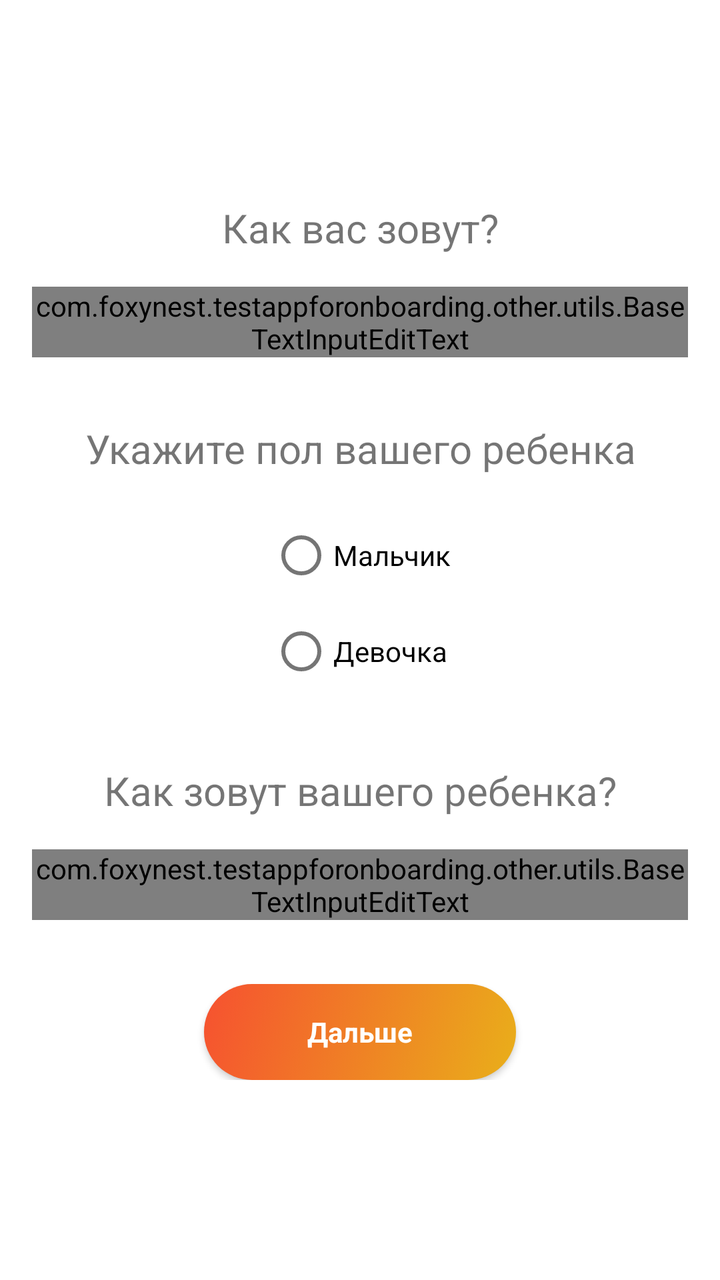
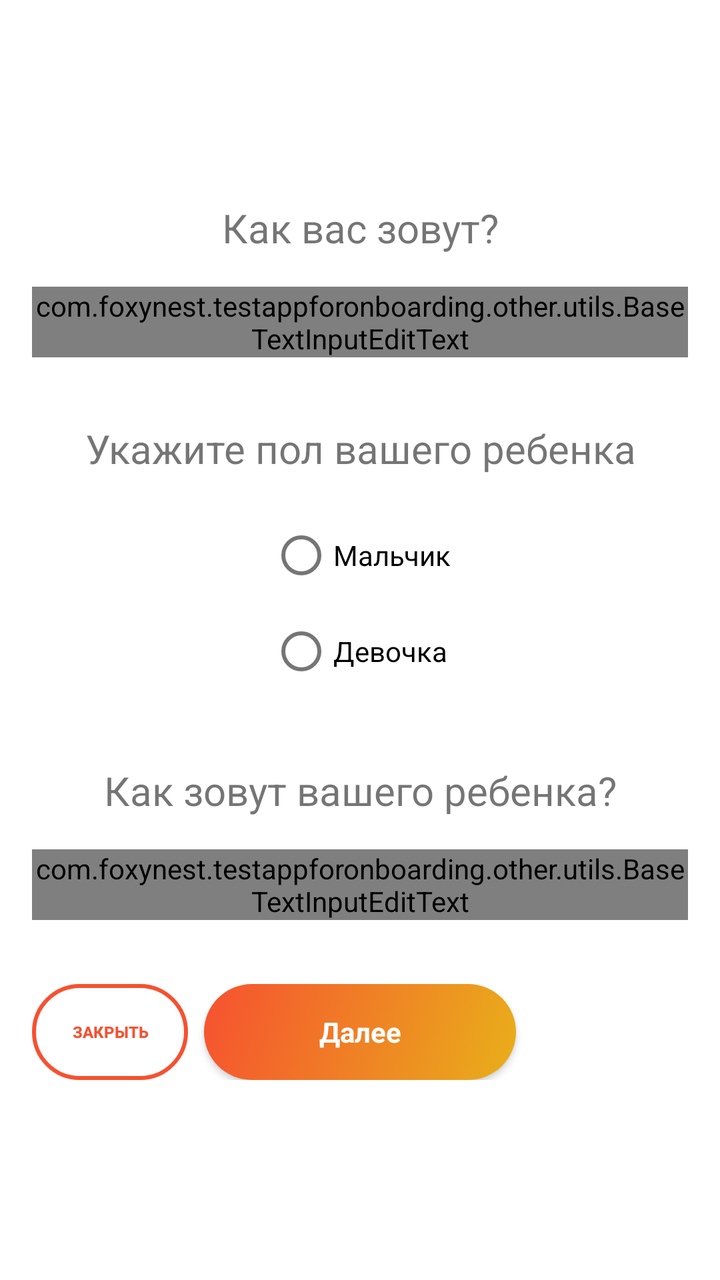

Before-and-after screenshots of an Android layout around one commit, followed by the original layout XML and the change that was made.
<!-- AndroidManifest.xml: application theme Theme.TestAppForOnboarding -->
<!-- res/layout/fragment_question1.xml -->
<?xml version="1.0" encoding="utf-8"?>
<ScrollView xmlns:android="http://schemas.android.com/apk/res/android"
    xmlns:app="http://schemas.android.com/apk/res-auto"
    xmlns:tools="http://schemas.android.com/tools"
    android:layout_width="match_parent"
    android:layout_height="match_parent"
    android:fillViewport="true">

    <androidx.constraintlayout.widget.ConstraintLayout
        android:layout_width="match_parent"
        android:layout_height="wrap_content"
        android:clickable="true"
        android:focusable="true"
        android:focusableInTouchMode="true"
        tools:context=".presentation.profile.ProfileFragment">

        <androidx.constraintlayout.widget.Guideline
            android:id="@+id/guideline_left"
            android:layout_width="wrap_content"
            android:layout_height="wrap_content"
            android:orientation="vertical"
            app:layout_constraintGuide_begin="@dimen/space_beforeOrAfterElement" />

        <androidx.constraintlayout.widget.Guideline
            android:id="@+id/guideline_right"
            android:layout_width="wrap_content"
            android:layout_height="wrap_content"
            android:orientation="vertical"
            app:layout_constraintGuide_end="@dimen/space_beforeOrAfterElement" />

        <TextView
            android:id="@+id/text_question_user_name"
            android:layout_width="0dp"
            android:layout_height="wrap_content"
            android:layout_marginTop="@dimen/space_32"
            android:layout_marginBottom="@dimen/space_beforeOrAfterElement"
            android:text="@string/text_user_name_question"
            android:textAlignment="center"
            android:textSize="20sp"
            app:layout_constraintBottom_toTopOf="@+id/text_field_user_name_answer"
            app:layout_constraintEnd_toEndOf="@+id/guideline_right"
            app:layout_constraintStart_toStartOf="@+id/guideline_left"
            app:layout_constraintTop_toTopOf="parent"
            app:layout_constraintVertical_chainStyle="packed" />

        <com.google.android.material.textfield.TextInputLayout
            android:id="@+id/text_field_user_name_answer"
            android:layout_width="0dp"
            android:layout_height="wrap_content"
            android:layout_marginBottom="@dimen/space_32"
            android:hint="@string/text_name_hint"
            app:layout_constraintBottom_toTopOf="@+id/text_gender_question"
            app:layout_constraintEnd_toEndOf="@+id/guideline_right"
            app:layout_constraintStart_toStartOf="@+id/guideline_left"
            app:layout_constraintTop_toBottomOf="@+id/text_question_user_name">

            <com.foxynest.testappforonboarding.other.utils.BaseTextInputEditText
                android:id="@+id/edit_text_field_user_name_answer"
                android:layout_width="match_parent"
                android:layout_height="wrap_content"
                android:digits="qwertyuiopasdfghjklzxcvbnmQWERTYUIOPASDFGHJKLZXCVBNMЁёйцукенгшщзхъфывапролджэячсмитьбюЙЦУКЕНГШЩЗХЪФЫВАПРОЛДЖЭЯЧСМИТЬБЮ"
                android:imeOptions="actionNext"
                android:inputType="textPersonName"
                android:maxLines="1"
                android:singleLine="true" />

        </com.google.android.material.textfield.TextInputLayout>

        

        <TextView
            android:id="@+id/text_gender_question"
            android:layout_width="match_parent"
            android:layout_height="wrap_content"
            android:layout_marginBottom="@dimen/space_beforeOrAfterElement"
            android:text="@string/text_gender_question"
            android:textAlignment="center"
            android:textSize="20sp"
            app:layout_constraintBottom_toTopOf="@+id/radio_group_question1"
            app:layout_constraintEnd_toEndOf="@+id/guideline_right"
            app:layout_constraintStart_toStartOf="@+id/guideline_left"
            app:layout_constraintTop_toBottomOf="@+id/text_field_user_name_answer" />

        <RadioGroup
            android:id="@+id/radio_group_question1"
            android:layout_width="wrap_content"
            android:layout_height="wrap_content"
            android:layout_marginBottom="@dimen/space_32"
            android:orientation="vertical"
            app:layout_constraintBottom_toTopOf="@+id/text_question_is_it_a_boy"
            app:layout_constraintEnd_toEndOf="@+id/guideline_right"
            app:layout_constraintStart_toStartOf="@+id/guideline_left"
            app:layout_constraintTop_toBottomOf="@+id/text_gender_question">

            <RadioButton
                android:id="@+id/gender_answer_boy"
                android:layout_width="wrap_content"
                android:layout_height="wrap_content"
                android:text="@string/text_boy" />

            <RadioButton
                android:id="@+id/gender_answer_girl"
                android:layout_width="wrap_content"
                android:layout_height="wrap_content"
                android:text="@string/text_girl" />
        </RadioGroup>

        <TextView
            android:id="@+id/text_question_is_it_a_boy"
            android:layout_width="0dp"
            android:layout_height="wrap_content"
            android:layout_marginBottom="@dimen/space_beforeOrAfterElement"
            android:text="@string/text_child_name_question"
            android:textAlignment="center"
            android:textSize="20sp"
            app:layout_constraintBottom_toTopOf="@+id/text_field_child_name_answer"
            app:layout_constraintEnd_toEndOf="@+id/guideline_right"
            app:layout_constraintStart_toStartOf="@+id/guideline_left"
            app:layout_constraintTop_toBottomOf="@+id/radio_group_question1" />

        <com.google.android.material.textfield.TextInputLayout
            android:id="@+id/text_field_child_name_answer"
            android:layout_width="0dp"
            android:layout_height="wrap_content"
            android:layout_marginBottom="@dimen/space_32"
            android:hint="@string/text_name_hint"
            app:layout_constraintBottom_toTopOf="@+id/buttons_linear_layout"
            app:layout_constraintEnd_toEndOf="@+id/guideline_right"
            app:layout_constraintStart_toStartOf="@+id/guideline_left"
            app:layout_constraintTop_toBottomOf="@+id/text_question_is_it_a_boy">

            
            
            
            
            
            
            

            <com.foxynest.testappforonboarding.other.utils.BaseTextInputEditText
                android:id="@+id/edit_text_field_child_name_answer"
                android:layout_width="match_parent"
                android:layout_height="wrap_content"
                android:digits="qwertyuiopasdfghjklzxcvbnmQWERTYUIOPASDFGHJKLZXCVBNMЁёйцукенгшщзхъфывапролджэячсмитьбюЙЦУКЕНГШЩЗХЪФЫВАПРОЛДЖЭЯЧСМИТЬБЮ"
                android:imeOptions="actionDone"
                android:inputType="textPersonName"
                android:maxLines="1"
                android:singleLine="true" />

        </com.google.android.material.textfield.TextInputLayout>

        

        <LinearLayout
            android:id="@+id/buttons_linear_layout"
            android:layout_width="0dp"
            android:layout_height="wrap_content"
            android:layout_marginBottom="@dimen/space_32"
            android:gravity="center_vertical"
            android:orientation="horizontal"
            android:weightSum="4"
            app:layout_constraintBottom_toBottomOf="parent"
            app:layout_constraintLeft_toLeftOf="@+id/guideline_left"
            app:layout_constraintRight_toRightOf="@+id/guideline_right"
            app:layout_constraintTop_toBottomOf="@+id/text_field_child_name_answer">

            <androidx.appcompat.widget.AppCompatImageView
                android:id="@+id/button_back"
                android:layout_width="0dp"
                android:layout_height="wrap_content"
                android:layout_marginEnd="@dimen/space_small"
                android:layout_weight="1"
                android:gravity="center_vertical"
                android:paddingStart="@dimen/space_32"
                android:paddingEnd="@dimen/space_32"
                app:backgroundTint="@null" />

            <androidx.appcompat.widget.AppCompatButton
                android:id="@+id/button_next"
                style="@style/Widget.AppCompat.ActionButton"
                android:layout_width="0dp"
                android:layout_height="wrap_content"
                android:layout_marginEnd="@dimen/space_small"
                android:layout_weight="2"
                android:background="@drawable/button_rounded_corners"
                android:paddingStart="@dimen/space_32"
                android:paddingEnd="@dimen/space_32"
                android:text="@string/button_next"
                android:textColor="@color/white"
                android:textSize="@dimen/button_text"
                android:textStyle="bold"
                app:backgroundTint="@null" />

            <androidx.appcompat.widget.AppCompatButton
                android:id="@+id/button_no"
                style="@style/Widget.AppCompat.ActionButton"
                android:layout_width="0dp"
                android:layout_height="wrap_content"
                android:layout_weight="1"
                android:paddingStart="@dimen/space_32"
                android:paddingEnd="@dimen/space_32"
                app:backgroundTint="@null" />

        </LinearLayout>

    </androidx.constraintlayout.widget.ConstraintLayout>

</ScrollView>
<!-- resources referenced by this layout -->
<resources>
  <color name="white">#FFFFFFFF</color>
  <dimen name="button_text">14sp</dimen>
  <dimen name="space_32">32dp</dimen>
  <dimen name="space_beforeOrAfterElement">16dp</dimen>
  <dimen name="space_small">8dp</dimen>
  <!-- drawable button_rounded_corners (drawable) -->
  <?xml version="1.0" encoding="utf-8"?>
  <selector
      xmlns:android="http://schemas.android.com/apk/res/android">
      <item android:state_enabled="false">
          <shape>
              <corners android:radius="24dp" />
              <gradient
                  android:angle="315"
                  android:endColor="#E9AF1A"
                  android:startColor="#F65130" />
          </shape>
      </item>
  
      
      <item android:state_pressed="true">
          <shape>
              <corners android:radius="24dp" />
              <gradient
                  android:angle="315"
                  android:endColor="#CCE9AF1A"
                  android:startColor="#CCF65130" />
          </shape>
      </item>
  
      
      <item android:state_enabled="true">
          <shape>
              <corners android:radius="24dp" />
              <gradient
                  android:angle="315"
                  android:endColor="#E9AF1A"
                  android:startColor="#F65130" />
          </shape>
      </item>
  
  </selector>
  <string name="button_next">Дальше</string>
  <string name="text_boy">Мальчик</string>
  <string name="text_child_name_question">Как зовут вашего ребенка?</string>
  <string name="text_gender_question">Укажите пол вашего ребенка</string>
  <string name="text_girl">Девочка</string>
  <string name="text_name_hint">Введите имя</string>
  <string name="text_user_name_question">Как вас зовут?</string>
  <style name="Theme.TestAppForOnboarding" parent="Theme.MaterialComponents.DayNight.DarkActionBar">
          
          <item name="colorPrimary">@color/purple_500</item>
          <item name="colorPrimaryVariant">@color/purple_700</item>
          <item name="colorOnPrimary">@color/white</item>
          
          <item name="colorSecondary">@color/teal_200</item>
          <item name="colorSecondaryVariant">@color/teal_700</item>
          <item name="colorOnSecondary">@color/black</item>
          
          <item name="android:statusBarColor">?attr/colorPrimaryVariant</item>
          
      </style>
  <color name="purple_500">#FF6200EE</color>
  <color name="purple_700">#FF3700B3</color>
  <color name="teal_200">#FF03DAC5</color>
  <color name="teal_700">#FF018786</color>
  <color name="black">#FF000000</color>
</resources>

<!-- the commit's change to res/layout/fragment_question1.xml (unified diff, before → after) -->
@@ -164,15 +164,19 @@
             app:layout_constraintRight_toRightOf="@+id/guideline_right"
             app:layout_constraintTop_toBottomOf="@+id/text_field_child_name_answer">
 
-            <androidx.appcompat.widget.AppCompatImageView
-                android:id="@+id/button_back"
+            <androidx.appcompat.widget.AppCompatButton
+                android:id="@+id/button_cancel"
+                style="@style/Widget.AppCompat.Button.Borderless"
                 android:layout_width="0dp"
                 android:layout_height="wrap_content"
                 android:layout_marginEnd="@dimen/space_small"
                 android:layout_weight="1"
-                android:gravity="center_vertical"
-                android:paddingStart="@dimen/space_32"
-                android:paddingEnd="@dimen/space_32"
+                android:background="@drawable/button_cancel_background"
+                android:gravity="center"
+                android:text="@string/button_cancel"
+                android:textColor="@color/orange_gradient_start"
+                android:textSize="@dimen/button_small_text"
+                android:textStyle="bold"
                 app:backgroundTint="@null" />
 
             <androidx.appcompat.widget.AppCompatButton
<!-- resource entries referenced after the edit -->
@@ -1,10 +1,48 @@
 <!-- resources referenced by this layout -->
 <resources>
+  <color name="orange_gradient_start">#F65130</color>
   <color name="white">#FFFFFFFF</color>
+  <dimen name="button_small_text">8sp</dimen>
   <dimen name="button_text">14sp</dimen>
   <dimen name="space_32">32dp</dimen>
   <dimen name="space_beforeOrAfterElement">16dp</dimen>
   <dimen name="space_small">8dp</dimen>
+  <!-- drawable button_cancel_background (drawable) -->
+  <?xml version="1.0" encoding="utf-8"?>
+  <selector xmlns:android="http://schemas.android.com/apk/res/android">
+      
+      <item android:state_enabled="false">
+          <shape>
+              <corners android:radius="24dp" />
+              <stroke
+                  android:width="2dp"
+                  android:color="#CCE9AF1A" />
+              <solid android:color="@android:color/transparent" />
+          </shape>
+      </item>
+  
+      
+      <item android:state_pressed="true">
+          <shape>
+              <corners android:radius="24dp" />
+              <stroke
+                  android:width="2dp"
+                  android:color="#80F65130" />
+              <solid android:color="#10F65130" />
+          </shape>
+      </item>
+  
+      
+      <item>
+          <shape>
+              <corners android:radius="24dp" />
+              <stroke
+                  android:width="2dp"
+                  android:color="@color/orange_gradient_start" />
+              <solid android:color="@android:color/transparent" />
+          </shape>
+      </item>
+  </selector>
   <!-- drawable button_rounded_corners (drawable) -->
   <?xml version="1.0" encoding="utf-8"?>
   <selector
@@ -14,8 +52,8 @@
               <corners android:radius="24dp" />
               <gradient
                   android:angle="315"
-                  android:endColor="#E9AF1A"
-                  android:startColor="#F65130" />
+                  android:endColor="@color/yellow_gradient_end"
+                  android:startColor="@color/orange_gradient_start" />
           </shape>
       </item>
   
@@ -36,13 +74,14 @@
               <corners android:radius="24dp" />
               <gradient
                   android:angle="315"
-                  android:endColor="#E9AF1A"
-                  android:startColor="#F65130" />
+                  android:endColor="@color/yellow_gradient_end"
+                  android:startColor="@color/orange_gradient_start" />
           </shape>
       </item>
   
   </selector>
-  <string name="button_next">Дальше</string>
+  <string name="button_cancel">Закрыть</string>
+  <string name="button_next">Далее</string>
   <string name="text_boy">Мальчик</string>
   <string name="text_child_name_question">Как зовут вашего ребенка?</string>
   <string name="text_gender_question">Укажите пол вашего ребенка</string>
@@ -62,6 +101,7 @@
           <item name="android:statusBarColor">?attr/colorPrimaryVariant</item>
           
       </style>
+  <color name="yellow_gradient_end">#E9AF1A</color>
   <color name="purple_500">#FF6200EE</color>
   <color name="purple_700">#FF3700B3</color>
   <color name="teal_200">#FF03DAC5</color>
